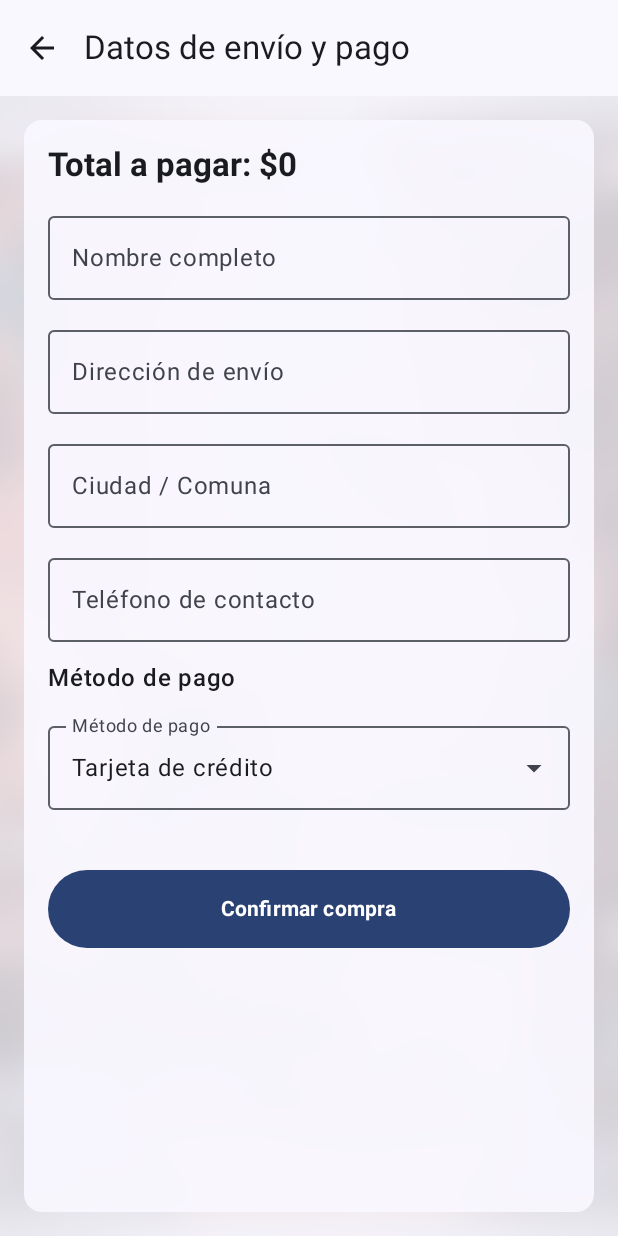
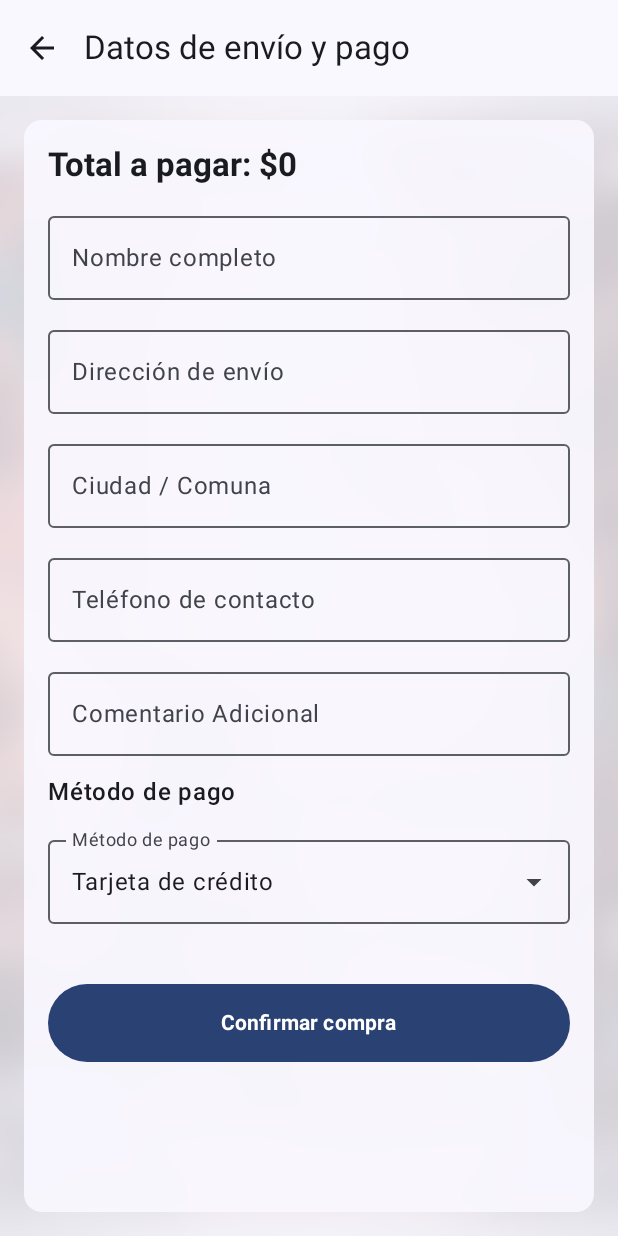
Before and after one commit to Vesanmartin/TodoKartasAppprimeraEntrega, an Android app built with Jetpack Compose: the composable CheckoutScreen called with empty values, on a phone screen of 412 x 824 dp. Run offline under Robolectric (Android 15) with nearby library versions, the phone set to English and light mode, and no system bars.

Commit message:
Comentario extra en carrito.

```diff
--- a/app/src/main/java/com/example/login001v/view/CheckoutScreen.kt
+++ b/app/src/main/java/com/example/login001v/view/CheckoutScreen.kt
@@ -29,6 +29,7 @@ fun CheckoutScreen(
     var telefono by remember { mutableStateOf("") }
     var metodoPago by remember { mutableStateOf("Tarjeta de crédito") }
     var expanded by remember { mutableStateOf(false) }
+    var comentario by remember { mutableStateOf("") }
 
     // Estado para mostrar mensaje
     var showMessage by remember { mutableStateOf(false) }
@@ -114,6 +115,13 @@ fun CheckoutScreen(
                         modifier = Modifier.fillMaxWidth()
                     )
 
+                    OutlinedTextField(
+                        value = comentario,
+                        onValueChange = { comentario = it },
+                        label = { Text("Comentario Adicional") },
+                        modifier = Modifier.fillMaxWidth()
+                    )
+
                     Text(
                         text = "Método de pago",
                         fontWeight = FontWeight.SemiBold
```
